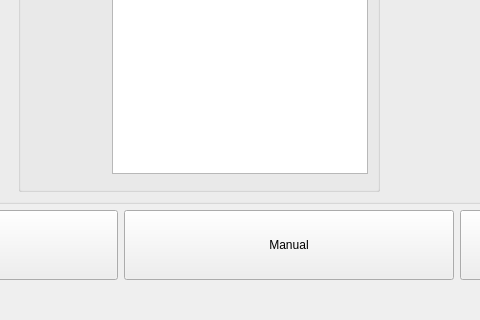
Before: the Qt Designer form src/ros2_ws/src/gui_node/src/mainwindow.ui in Mechatronics-SDSU/Mechatronics-2024, drawn with Qt 5; both pictures show x 427 to 907 and y 453 to 773 of the 1234 by 773 pixel window.
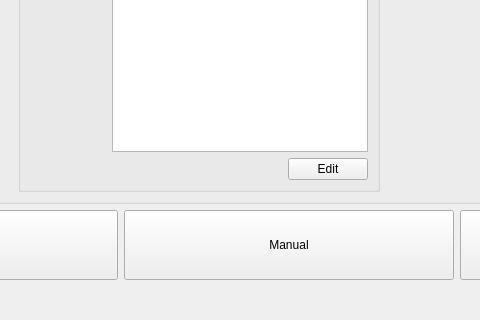
After: the same form once the commit is applied.

Commit message: new launch window open on edit button clicked

```diff
--- a/src/ros2_ws/src/gui_node/src/mainwindow.ui
+++ b/src/ros2_ws/src/gui_node/src/mainwindow.ui
@@ -373,6 +373,30 @@
                 </property>
                </widget>
               </item>
+              <item row="1" column="1">
+               <layout class="QHBoxLayout" name="horizontalLayout">
+                <item>
+                 <spacer name="horizontalSpacer">
+                  <property name="orientation">
+                   <enum>Qt::Horizontal</enum>
+                  </property>
+                  <property name="sizeHint" stdset="0">
+                   <size>
+                    <width>40</width>
+                    <height>20</height>
+                   </size>
+                  </property>
+                 </spacer>
+                </item>
+                <item>
+                 <widget class="QPushButton" name="launchNodesEdit">
+                  <property name="text">
+                   <string>Edit</string>
+                  </property>
+                 </widget>
+                </item>
+               </layout>
+              </item>
              </layout>
             </widget>
            </item>
```
The commit also changes 10 other files.
